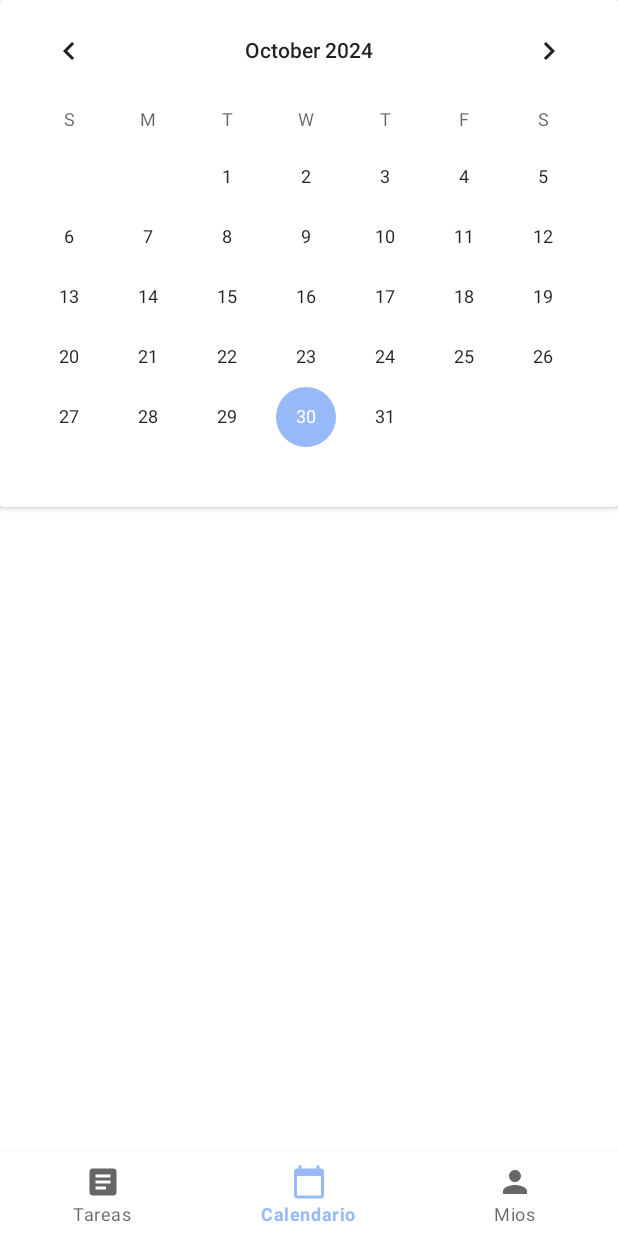
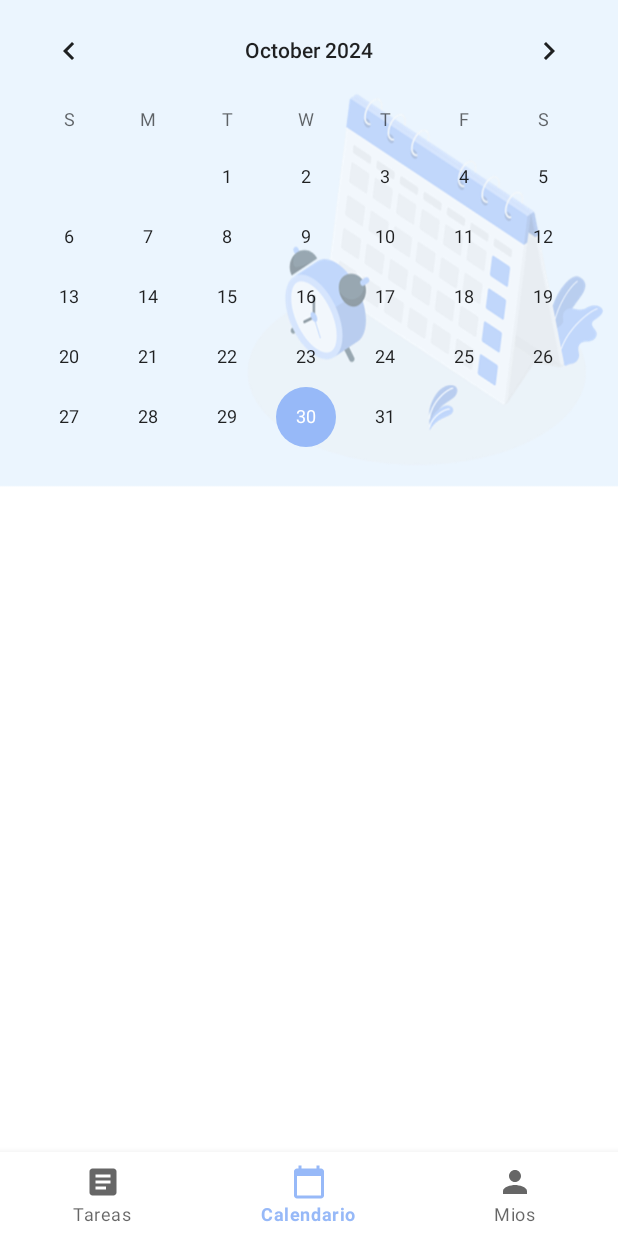
Before and after one commit to Sandra-Elizabeth-MJ/TodoList, an Android app: the screen it shows after launch once a user with an empty profile is signed in (MainActivity), item 2 of the bottom bar chosen, on a phone screen of 412 x 824 dp. Run offline under Robolectric (Android 15) with nearby library versions, the phone set to English and light mode, and no system bars; our stand-ins replace Firebase (no records; nobody signed in at launch, a user with empty details on screens opened directly); 1 statement that could not run was skipped.

Commit message:
Creacion de actividades y fondo de calendario

```diff
--- a/app/src/main/java/com/example/todolist/Fragmentos/TareaFragment.java
+++ b/app/src/main/java/com/example/todolist/Fragmentos/TareaFragment.java
@@ -26,6 +26,7 @@ import android.widget.LinearLayout;
 import android.widget.Spinner;
 import android.widget.Toast;
 
+import androidx.annotation.NonNull;
 import androidx.appcompat.app.AlertDialog;
 import androidx.appcompat.app.AppCompatActivity;
 import androidx.appcompat.widget.Toolbar;
@@ -36,8 +37,10 @@ import androidx.recyclerview.widget.RecyclerView;
 
 import com.example.todolist.MainActivity;
 import com.example.todolist.R;
+import com.example.todolist.activities.ActivityAdministarCat;
 import com.example.todolist.activities.ActivityDetalleTarea;
 import com.example.todolist.activities.ActivityLogin;
+import com.example.todolist.activities.ActivityTareaCompletada;
 import com.example.todolist.adapters.CategoriaAdapter;
 import com.example.todolist.adapters.TareaAdapter;
 import com.example.todolist.entities.Categorias;
@@ -100,12 +103,14 @@ public class TareaFragment extends Fragment {
        cargarTareas();
 
 
-        /*Inicializar el Toolbar
+        //Inicializar el Toolbar
         Toolbar toolbar = rootView.findViewById(R.id.toolbar);
-        ((AppCompatActivity) getActivity()).setSupportActionBar(toolbar);
+        if (getActivity() != null) {
+            ((AppCompatActivity) getActivity()).setSupportActionBar(toolbar);
+        }
         // Inflar el menú
         setHasOptionsMenu(true);
-        // inicializar la clase de sincronizacion*/
+        // inicializar la clase de sincronizacion
 
 
         return rootView;
@@ -191,25 +196,6 @@ public class TareaFragment extends Fragment {
 
         builder.show();
     }
-    //guarda las tareas en el firestore
-    /*
-    private void crearTarea(String nombre, String fecha, String hora, String categoriaSeleccionada) {
-        Map<String, Object> tarea = new HashMap<>();
-        tarea.put("nombre", nombre);
-        tarea.put("fecha", fecha);
-        tarea.put("hora", hora);
-        tarea.put("categoria", categoriaSeleccionada);
-        tarea.put("userId", userId);
-
-        firestore.collection("user").document(userId)
-                .collection("tareas")
-                .add(tarea)
-                .addOnSuccessListener(documentReference -> {
-                    Toast.makeText(getContext(), "Tarea creada con éxito", Toast.LENGTH_SHORT).show();
-                    cargarTareas(); // Recargar todas las tareas después de crear una nueva
-                })
-                .addOnFailureListener(e -> Toast.makeText(requireActivity(), "Error al crear tarea", Toast.LENGTH_SHORT).show());
-    }*/
     private void crearTarea(String nombre, String fecha, String hora, String categoriaSeleccionada) {
         Tarea nuevaTarea = new Tarea(nombre, fecha, hora, categoriaSeleccionada);
         nuevaTarea.setUserId(FirebaseAuth.getInstance().getCurrentUser().getUid());
@@ -315,29 +301,7 @@ public class TareaFragment extends Fragment {
 
         linearLayoutCategorias.addView(button);
     }
-    //Recupera todas las tareas de Firestore y las guarda en la lista tareaInfoList. Luego, actualiza la vista del RecyclerView.
-    /*
-    private void cargarTareas() {
-        firestore.collection("user").document(userId)
-                .collection("tareas")
-                .get()
-                .addOnSuccessListener(queryDocumentSnapshots -> {
-                    tareaInfoList.clear(); // Limpiar la lista maestra
-                    for (QueryDocumentSnapshot document : queryDocumentSnapshots) {
-                        Tarea tarea = new Tarea(
-                                document.getString("nombre"),
-                                document.getId(),
-                                document.getString("fecha"),
-                                document.getString("hora"),
-                                document.getString("categoria")
-                        );
-                        tareaInfoList.add(tarea);
-                    }
-                    adaptar.actualizarListaTareas(new ArrayList<>(tareaInfoList));
-                    cargarCategorias(); // Cargar categorías después de tener las tareas
-                })
-                .addOnFailureListener(e -> Log.e("Firestore", "Error al cargar tareas", e));
-    }*/
+
     private void cargarTareas() {
         firestoreManager.getTareas(new FirestoreManager.FirestoreCallback<List<Tarea>>() {
             @Override
@@ -448,9 +412,9 @@ public class TareaFragment extends Fragment {
                 }, hour, minute, true);
         timePickerDialog.show();
     }
-    /*metodos para cerrar sesion
+    //metodos para menut del toolbar
     @Override
-    public void onCreateOptionsMenu(Menu menu, MenuInflater inflater) {
+    public void onCreateOptionsMenu(@NonNull Menu menu, MenuInflater inflater) {
         // Inflar el menú
         inflater.inflate(R.menu.menu_toolbar_main, menu);
         super.onCreateOptionsMenu(menu, inflater);
@@ -458,19 +422,30 @@ public class TareaFragment extends Fragment {
 
     @Override
     public boolean onOptionsItemSelected(MenuItem item) {
-        if (item.getItemId() == R.id.cerrar_sesion) {
-            // Cierra la sesión
-            FirebaseAuth.getInstance().signOut();
-            Toast.makeText(getActivity(), "Sesión cerrada", Toast.LENGTH_SHORT).show();
+        Intent intent;
+        int itemId = item.getItemId();
 
-            // Redirige a la pantalla de login
-            Intent intent = new Intent(getActivity(), ActivityLogin.class);
+        if (itemId == R.id.action_admin_cat) {
+            // Redirige a la actividad de administración de categorías
+            intent = new Intent(getActivity(), ActivityAdministarCat.class);
             startActivity(intent);
-            getActivity().finish();  // Finaliza la actividad actual
+            Toast.makeText(getActivity(), "Administrar categorías", Toast.LENGTH_SHORT).show();
+            return true;
+
+        } else if (itemId == R.id.action_search) {
+            Toast.makeText(getActivity(), "Buscar", Toast.LENGTH_SHORT).show();
+            return true;
+
+        } else if (itemId == R.id.action_tareas_com) {
+            // Redirige a la actividad de tareas completadas
+            intent = new Intent(getActivity(), ActivityTareaCompletada.class);
+            startActivity(intent);
+            Toast.makeText(getActivity(), "Tareas completadas", Toast.LENGTH_SHORT).show();
             return true;
         }
+
         return super.onOptionsItemSelected(item);
-    }*/
+    }
     @Override
     public void onDestroy() {
         super.onDestroy();
--- /dev/null
+++ b/app/src/main/res/drawable/ic_eliminar_tcom.xml
@@ -0,0 +1,5 @@
+<vector xmlns:android="http://schemas.android.com/apk/res/android" android:height="24dp" android:tint="#000000" android:viewportHeight="24" android:viewportWidth="24" android:width="24dp">
+
+    <path android:fillColor="@android:color/white" android:pathData="M6,19c0,1.1 0.9,2 2,2h8c1.1,0 2,-0.9 2,-2L18,7L6,7v12zM8,9h8v10L8,19L8,9zM15.5,4l-1,-1h-5l-1,1L5,4v2h14L19,4z"/>
+
+</vector>
--- a/app/src/main/res/layout/fragment_calendario.xml
+++ b/app/src/main/res/layout/fragment_calendario.xml
@@ -1,26 +1,20 @@
-<!-- res/layout/fragment_calendario.xml -->
 <LinearLayout xmlns:android="http://schemas.android.com/apk/res/android"
     android:layout_width="match_parent"
     android:layout_height="match_parent"
+    android:background="@drawable/fondo_calendario"
     android:orientation="vertical">
 
-    <androidx.cardview.widget.CardView
+    <CalendarView
+        android:id="@+id/calendario"
         android:layout_width="match_parent"
         android:layout_height="wrap_content"
-        android:layout_margin="0dp"
-        android:background="?attr/colorPrimary">
-
-        <CalendarView
-            android:id="@+id/calendario"
-            android:layout_width="match_parent"
-            android:layout_height="wrap_content"
-            android:layout_margin="0dp" />
-    </androidx.cardview.widget.CardView>
+        android:background="@android:color/transparent"
+        android:layout_margin="0dp"/>
 
     <ListView
         android:id="@+id/lista_tareas"
         android:layout_width="match_parent"
         android:layout_height="wrap_content"
-        android:layout_marginTop="16dp" />
+        android:layout_marginTop="19dp"/>
 
 </LinearLayout>
--- a/app/src/main/res/layout/fragment_tarea.xml
+++ b/app/src/main/res/layout/fragment_tarea.xml
@@ -4,7 +4,7 @@
     xmlns:tools="http://schemas.android.com/tools"
     android:layout_width="match_parent"
     android:layout_height="match_parent"
-    android:background="@color/plomoA2">
+    android:background="@color/white">
 
     <androidx.appcompat.widget.Toolbar
         android:id="@+id/toolbar"
--- a/app/src/main/res/menu/menu_toolbar_main.xml
+++ b/app/src/main/res/menu/menu_toolbar_main.xml
@@ -2,9 +2,9 @@
 <menu xmlns:android="http://schemas.android.com/apk/res/android"
     xmlns:app="http://schemas.android.com/apk/res-auto">
 
-    <!--Administrar_categorías-->
+
     <item
-        android:id="@+id/action_manage_categories"
+        android:id="@+id/action_admin_cat"
         android:title="@string/administrar_categor_as"
         android:orderInCategory="1"
         app:showAsAction="never" />
@@ -17,7 +17,7 @@
 
 
     <item
-        android:id="@+id/action_sort_tasks"
+        android:id="@+id/action_tareas_com"
         android:title="@string/tareas_completadas"
         android:orderInCategory="3"
         app:showAsAction="never" />
--- a/gradle/libs.versions.toml
+++ b/gradle/libs.versions.toml
@@ -1,5 +1,6 @@
 [versions]
 agp = "8.5.1"
+cardview = "1.0.0"
 firebaseStorage = "21.0.1"
 junit = "4.13.2"
 junitVersion = "1.2.1"
@@ -15,6 +16,7 @@ navigationFragmentKtx = "2.5.3"
 firebaseAuth = "23.0.0"
 
 [libraries]
+androidx-cardview = { module = "androidx.cardview:cardview", version.ref = "cardview" }
 androidx-lifecycle-viewmodel-ktx = { module = "androidx.lifecycle:lifecycle-viewmodel-ktx", version.ref = "lifecycleViewmodelKtx" }
 androidx-navigation-fragment-ktx = { module = "androidx.navigation:navigation-fragment-ktx", version.ref = "navigationFragmentKtx" }
 androidx-navigation-ui = { module = "androidx.navigation:navigation-ui", version.ref = "navigationFragment" }
```
Also changed, not shown: app/src/main/AndroidManifest.xml (+7 -1 lines), app/src/main/java/com/example/todolist/activities/ActivityAdministarCat.java (added, +37 -0 lines), app/src/main/java/com/example/todolist/activities/ActivityTareaCompletada.java (added, +35 -0 lines), app/src/main/res/layout/activity_administar_cat.xml (added, +21 -0 lines), app/src/main/res/layout/activity_tarea_completada.xml (added, +20 -0 lines), app/src/main/res/layout/item_rv_tareas.xml (+5 -4 lines), app/src/main/res/menu/toolbar_tareas_completadas.xml (added, +10 -0 lines), app/src/main/res/drawable/fondo_calendario.png (added).
